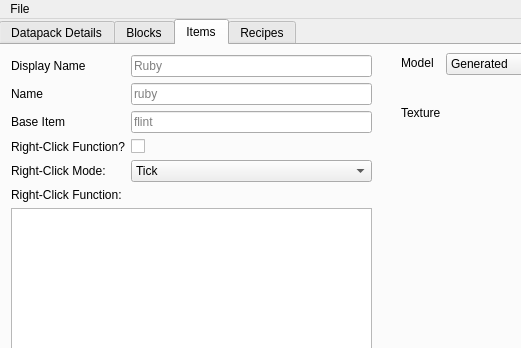
Qt form lib/ui.ui (Faith-and-Code-Technologies/mDirt) before a commit; both pictures show x 0 to 521 and y 0 to 348 of the 975 by 721 pixel window.
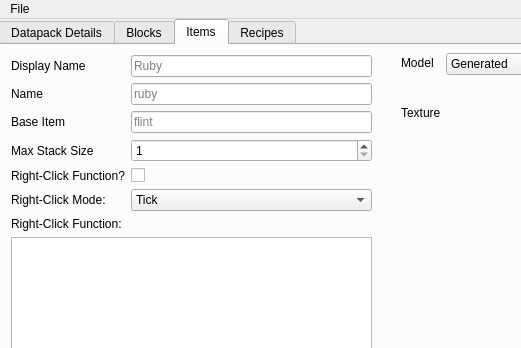
The same form after that commit. The open tabs and pages were chosen to show the change.

Commit message: Added 'Max Stack Size' field for Items!

```diff
--- a/lib/ui.ui
+++ b/lib/ui.ui
@@ -155,16 +155,16 @@
          <property name="enabled">
           <bool>false</bool>
          </property>
-         <item>
-          <property name="text">
-           <string>1.21.3</string>
-          </property>
-         </item>
          <item>
           <property name="text">
            <string>1.21.4</string>
           </property>
          </item>
+         <item>
+          <property name="text">
+           <string>1.21.3</string>
+          </property>
+         </item>
         </widget>
        </item>
       </layout>
@@ -677,14 +677,14 @@
          </property>
         </widget>
        </item>
-       <item row="3" column="0">
+       <item row="4" column="0">
         <widget class="QLabel" name="label_2">
          <property name="text">
           <string>Right-Click Function?</string>
          </property>
         </widget>
        </item>
-       <item row="3" column="1">
+       <item row="4" column="1">
         <widget class="QCheckBox" name="itemRightClickCheck">
          <property name="toolTip">
           <string>&lt;html&gt;&lt;head/&gt;&lt;body&gt;&lt;p&gt;Whether or not you want to have a set of special commands run whenever you rightclick your item.&lt;/p&gt;&lt;/body&gt;&lt;/html&gt;</string>
@@ -694,21 +694,21 @@
          </property>
         </widget>
        </item>
-       <item row="6" column="0" colspan="2">
+       <item row="7" column="0" colspan="2">
         <widget class="QPlainTextEdit" name="itemRightClickFunc">
          <property name="toolTip">
           <string>&lt;html&gt;&lt;head/&gt;&lt;body&gt;&lt;p&gt;A list of commands that will be run whenever you rightclick. &lt;span style=&quot; font-weight:700;&quot;&gt;The program does not check if this will work or not! Any problems made here are the fault of the user.&lt;/span&gt;&lt;/p&gt;&lt;/body&gt;&lt;/html&gt;</string>
          </property>
         </widget>
        </item>
-       <item row="7" column="0">
+       <item row="8" column="0">
         <widget class="QLabel" name="label_3">
          <property name="text">
           <string/>
          </property>
         </widget>
        </item>
-       <item row="4" column="1">
+       <item row="5" column="1">
         <widget class="QComboBox" name="itemRightClickMode">
          <property name="toolTip">
           <string>&lt;html&gt;&lt;head/&gt;&lt;body&gt;&lt;p&gt;The mode of the right-click method.&lt;/p&gt;&lt;p&gt;Tick: The function runs 20 times per second as long as you are holding rightclick.&lt;br/&gt;Impulse: Runs once whenever you rightclick your item.&lt;/p&gt;&lt;/body&gt;&lt;/html&gt;</string>
@@ -725,20 +725,37 @@
          </item>
         </widget>
        </item>
-       <item row="4" column="0">
+       <item row="5" column="0">
         <widget class="QLabel" name="label_4">
          <property name="text">
           <string>Right-Click Mode:</string>
          </property>
         </widget>
        </item>
-       <item row="5" column="0">
+       <item row="6" column="0">
         <widget class="QLabel" name="label_5">
          <property name="text">
           <string>Right-Click Function:</string>
          </property>
         </widget>
        </item>
+       <item row="3" column="0">
+        <widget class="QLabel" name="label_6">
+         <property name="text">
+          <string>Max Stack Size</string>
+         </property>
+        </widget>
+       </item>
+       <item row="3" column="1">
+        <widget class="QSpinBox" name="itemStackSize">
+         <property name="toolTip">
+          <string>&lt;html&gt;&lt;head/&gt;&lt;body&gt;&lt;p&gt;The stack size of your item! Can be anything from 1 to 99, and can be used for any base item!&lt;/p&gt;&lt;/body&gt;&lt;/html&gt;</string>
+         </property>
+         <property name="minimum">
+          <number>1</number>
+         </property>
+        </widget>
+       </item>
       </layout>
      </widget>
      <widget class="QLabel" name="itemModelLabel">
```
